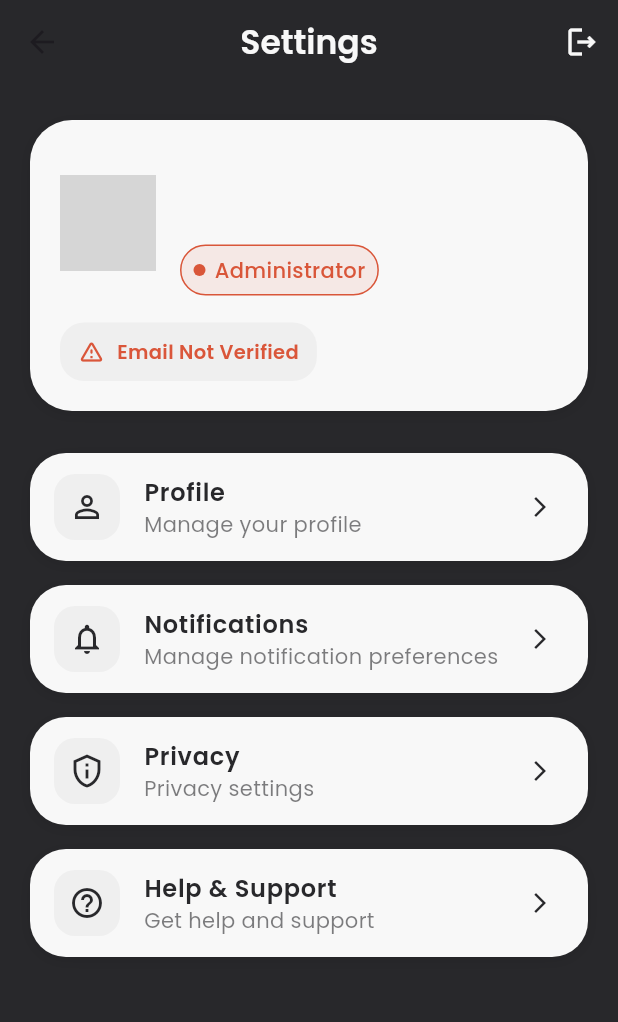
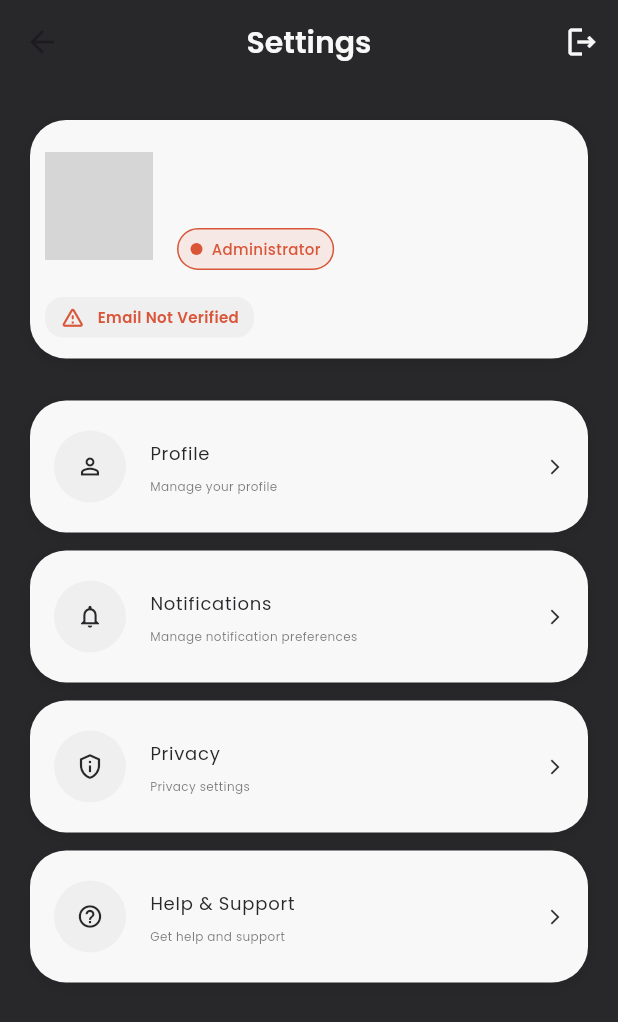
Before and after one commit to munirahmad9959/meetly, a Flutter app: the SettingsPage screen opened directly, on a phone screen of 412 x 824 dp. Shown: the top 1022 px of the screen. Run offline on Flutter 3.47's test engine with Material 3 defaults, Android fonts, the light colour scheme and no system bars; our stand-ins replace cloud_firestore, firebase_auth, firebase_core, flutter_dotenv, google_fonts; accounts and stored records are empty; network calls fail; grey boxes are pictures that could not be loaded.

Commit message:
CHORE(admin,settings,auth): compact UI with refined typography and spacing
- Reduce font sizes, weights, and icon sizes for denser, consistent layout
- Decrease paddings, card radii, and list spacing in Users & Rooms
- Standardize input, hint, and button text sizes; adjust FAB and chip styles
- Update RoleBadge font size/padding for tighter badges
- Tweak Settings page avatar, tiles, and email verification visuals
- Fix GlobalKey<FormState> debugLabel formatting
- Visual/styling-only changes; no functional behavior modified

```diff
--- a/lib/features/auth/presentation/widgets/role_badge.dart
+++ b/lib/features/auth/presentation/widgets/role_badge.dart
@@ -11,7 +11,7 @@ class RoleBadge extends StatelessWidget {
   const RoleBadge({
     super.key,
     required this.role,
-    this.fontSize = 14,
+    this.fontSize = 10,
     this.padding = 8,
     this.showIcon = true,
   });
--- a/lib/features/settings/presentation/pages/settings_page.dart
+++ b/lib/features/settings/presentation/pages/settings_page.dart
@@ -21,12 +21,16 @@ class SettingsPage extends StatelessWidget {
           'Settings',
           style: TextStyle(
             color: AppTheme.brandBg,
+            fontSize: 20, // Added consistent font size
             fontWeight: FontWeight.w600,
           ),
         ),
         actions: [
           IconButton(
-            icon: const Icon(Icons.logout_outlined, color: AppTheme.brandBg),
+            icon: const Icon(Icons.logout_outlined,
+              color: AppTheme.brandBg,
+              size: 24, // Consistent icon size
+            ),
             onPressed: () async {
               final authProvider = Provider.of<AuthProvider>(
                 context,
@@ -68,10 +72,10 @@ class SettingsPage extends StatelessWidget {
                 return Container(
                   decoration: BoxDecoration(
                     color: AppTheme.brandBg,
-                    borderRadius: BorderRadius.circular(28),
+                    borderRadius: BorderRadius.circular(24), // Reduced from 28 for better proportions
                     boxShadow: AppTheme.cardShadow,
                   ),
-                  padding: const EdgeInsets.all(20),
+                  padding: const EdgeInsets.symmetric(horizontal: 10, vertical: 14),
                   child: Column(
                     crossAxisAlignment: CrossAxisAlignment.start,
                     children: [
@@ -79,29 +83,33 @@ class SettingsPage extends StatelessWidget {
                         crossAxisAlignment: CrossAxisAlignment.center,
                         children: [
                           CircleAvatar(
-                            radius: 32,
+                            radius: 36, // Increased from 32 for better visibility
                             backgroundColor: AppTheme.brandBg,
                             backgroundImage: user.photoUrl != null
                                 ? NetworkImage(user.photoUrl!)
                                 : null,
                             child: user.photoUrl == null
-                                ? RoleIcon(role: user.role, size: 32)
+                                ? RoleIcon(role: user.role, size: 36) // Consistent with avatar size
                                 : null,
                           ),
                           const SizedBox(width: 16),
+
+                          // user detail section(name,  email, role badge)
                           Expanded(
                             child: Column(
                               crossAxisAlignment: CrossAxisAlignment.start,
                               children: [
                                 Text(
-                                  user.fullName ?? 'No Name',
+                                  user.fullName ?? 'User',
                                   style: const TextStyle(
-                                    fontSize: 20,
-                                    fontWeight: FontWeight.w700,
+                                    fontSize: 14, // Reduced from 20 for better hierarchy
+                                    fontWeight: FontWeight.normal,
                                     color: AppTheme.brandBlack,
                                   ),
+                                  maxLines: 1,
+                                  overflow: TextOverflow.ellipsis,
                                 ),
-                                const SizedBox(height: 4),
+                                const SizedBox(height: 6), // Increased spacing
                                 Text(
                                   user.email,
                                   style: TextStyle(
@@ -110,8 +118,10 @@ class SettingsPage extends StatelessWidget {
                                       alpha: 0.7,
                                     ),
                                   ),
+                                  maxLines: 1,
+                                  overflow: TextOverflow.ellipsis,
                                 ),
-                                const SizedBox(height: 10),
+                                const SizedBox(height: 12), // Increased spacing
                                 RoleBadge(role: user.role),
                               ],
                             ),
@@ -119,14 +129,16 @@ class SettingsPage extends StatelessWidget {
                         ],
                       ),
                       const SizedBox(height: 18),
+
+                      // Email verification section
                       Container(
                         padding: const EdgeInsets.symmetric(
-                          horizontal: 12,
-                          vertical: 10,
+                          horizontal: 10, // Increased padding
+                          vertical: 5,
                         ),
                         decoration: BoxDecoration(
                           color: AppTheme.brandBullet,
-                          borderRadius: BorderRadius.circular(16),
+                          borderRadius: BorderRadius.circular(12), // Reduced from 16 for better proportions
                         ),
                         child: Row(
                           mainAxisSize: MainAxisSize.min,
@@ -138,7 +150,7 @@ class SettingsPage extends StatelessWidget {
                               color: user.emailVerified
                                   ? AppTheme.brandGreen
                                   : AppTheme.brandDanger,
-                              size: 18,
+                              size: 17,
                             ),
                             const SizedBox(width: 8),
                             Text(
@@ -149,7 +161,7 @@ class SettingsPage extends StatelessWidget {
                                 color: user.emailVerified
                                     ? AppTheme.brandGreen
                                     : AppTheme.brandDanger,
-                                fontSize: 13,
+                                fontSize: 10,
                                 fontWeight: FontWeight.w600,
                               ),
                             ),
@@ -204,7 +216,7 @@ class _SettingsListSection extends StatelessWidget {
       children: [
         for (int i = 0; i < items.length; i++)
           Padding(
-            padding: EdgeInsets.only(bottom: i == items.length - 1 ? 0 : 16),
+            padding: EdgeInsets.only(bottom: i == items.length - 1 ? 0 : 12), // Reduced from 16 for tighter grouping
             child: _SettingsListTile(data: items[i]),
           ),
       ],
@@ -222,38 +234,50 @@ class _SettingsListTile extends StatelessWidget {
     return Container(
       decoration: BoxDecoration(
         color: AppTheme.brandBg,
-        borderRadius: BorderRadius.circular(24),
+        borderRadius: BorderRadius.circular(24), // Reduced from 24 for better proportions
         boxShadow: AppTheme.cardShadow,
       ),
       child: ListTile(
+        contentPadding: const EdgeInsets.symmetric(
+          horizontal: 16, // Added horizontal padding
+          vertical: 8,    // Added vertical padding
+        ),
         leading: Container(
-          width: 44,
-          height: 44,
+          width: 48,  // Increased from 44 for better touch target
+          height: 48, // Increased from 44 for better touch target
           decoration: BoxDecoration(
             color: AppTheme.brandBullet,
-            borderRadius: BorderRadius.circular(14),
+            borderRadius: BorderRadius.circular(24), // Reduced from 14 for better proportions
           ),
           alignment: Alignment.center,
-          child: Icon(data.icon, color: AppTheme.brandBlack),
+          child: Icon(
+            data.icon,
+            color: AppTheme.brandBlack,
+            size: 18, // Added consistent icon size
+          ),
         ),
         title: Text(
           data.title,
           style: const TextStyle(
             color: AppTheme.brandBlack,
-            fontWeight: FontWeight.w600,
-            fontSize: 16,
+            fontWeight: FontWeight.normal,
+            fontSize: 12,
           ),
         ),
         subtitle: Text(
           data.subtitle,
-          style: TextStyle(color: AppTheme.brandBlack.withValues(alpha: 0.6)),
+          style: TextStyle(
+            color: AppTheme.brandBlack.withValues(alpha: 0.6),
+            fontSize: 8, // Added consistent font size
+          ),
         ),
         trailing: const Icon(
           Icons.arrow_forward_ios,
-          size: 16,
+          size: 12,
           color: AppTheme.brandBlack,
         ),
-        onTap: () {},
+        onTap: () {
+        },
       ),
     );
   }
```
Also changed, not shown: lib/features/home/presentation/pages/admin_rooms_page.dart (+33 -37 lines), lib/features/home/presentation/pages/admin_users_page.dart (+87 -60 lines).
